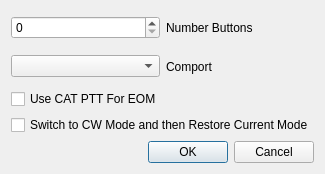
Old version of the form mqt/MqtLogger/txvmrigsetupdialog.ui in the repository Rsclub22/Minos2-Mirror.
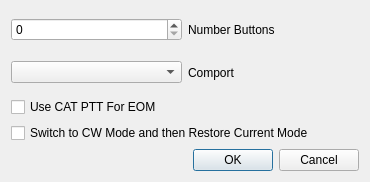
New version of the form.

What changed in the file:
```diff
--- a/mqt/MqtLogger/txvmrigsetupdialog.ui
+++ b/mqt/MqtLogger/txvmrigsetupdialog.ui
@@ -6,8 +6,8 @@
    <rect>
     <x>0</x>
     <y>0</y>
-    <width>185</width>
-    <height>174</height>
+    <width>370</width>
+    <height>182</height>
    </rect>
   </property>
   <property name="windowTitle">
```
Left out of the diff: 2 changed lines with no effect on the pictures.
